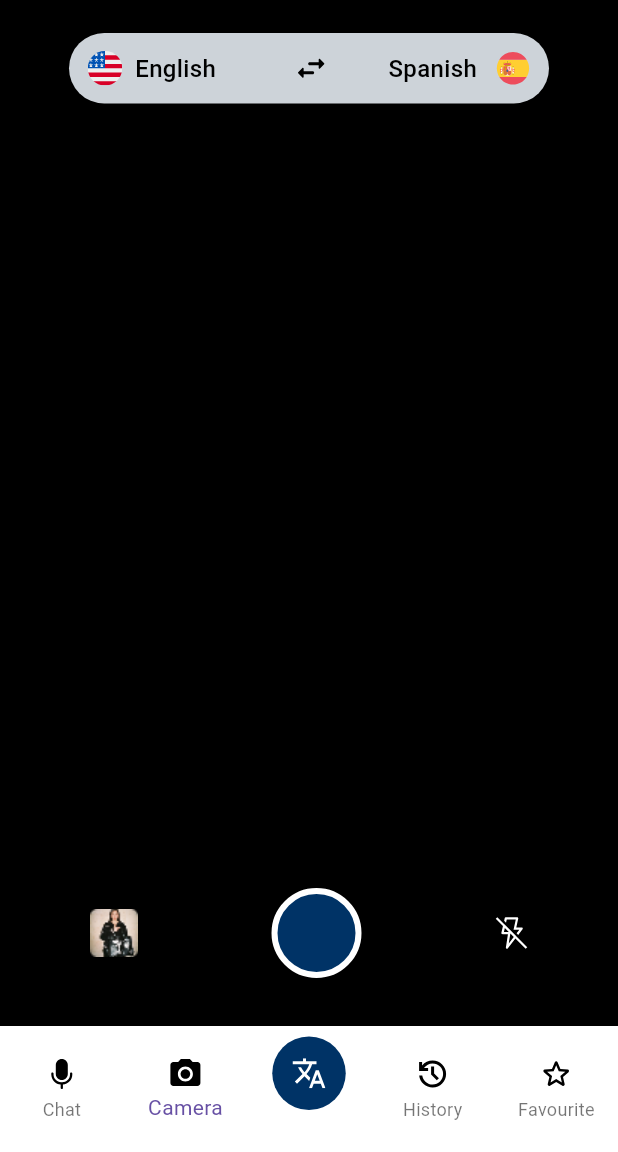
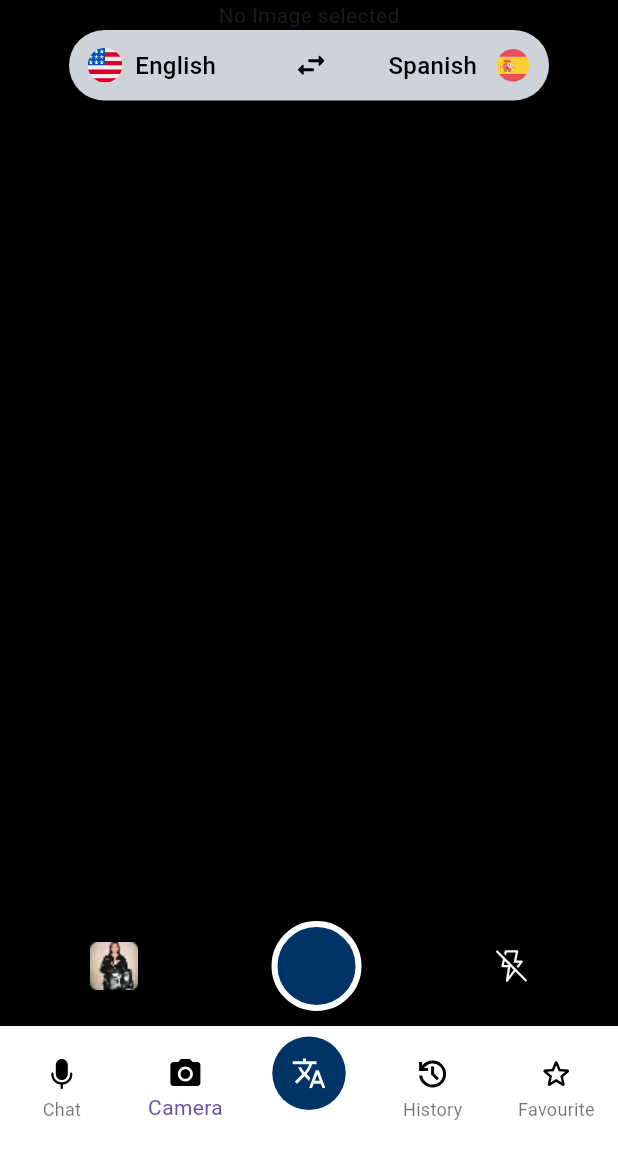
Before and after one commit to DamisolaT/sca-translator-app, a Flutter app: the screen it shows after launch, item 2 of the bottom bar chosen, on a phone screen of 412 x 824 dp, the part 84-1236 px from its top. Run offline on Flutter 3.47's test engine with Material 3 defaults, Android fonts, the phone set to English and light mode, and no system bars; our stand-ins replace flutter_svg, html_unescape, image_picker, speech_to_text; missing offline and left inert: translator; project files that could hold a hidden picture were left out.

Commit message:
feat:camera translation screen captured camera

```diff
--- a/lib/features/screens/camera_translation/camera_translation_screen.dart
+++ b/lib/features/screens/camera_translation/camera_translation_screen.dart
@@ -1,5 +1,8 @@
+import 'dart:io';
+
 import 'package:flutter/material.dart';
 import 'package:flutter_svg/svg.dart';
+import 'package:image_picker/image_picker.dart';
 import 'package:sca_translator_app/core/theme/colors.dart';
 import 'package:sca_translator_app/core/utils/images.dart';
 import 'package:sca_translator_app/features/screens/home/home_screen.dart';
@@ -13,6 +16,20 @@ class CameraTranslationScreen extends StatefulWidget {
 }
 
 class _CameraTranslationScreenState extends State<CameraTranslationScreen> {
+  File? _image;
+  final ImagePicker imagePicker = ImagePicker();
+
+  Future<void> getImage() async {
+    final XFile? image =
+        await imagePicker.pickImage(source: ImageSource.camera);
+
+    if (image != null) {
+      setState(() {
+        _image = File(image.path);
+      });
+    }
+  }
+
   @override
   Widget build(BuildContext context) {
     return Scaffold(
@@ -34,20 +51,24 @@ class _CameraTranslationScreenState extends State<CameraTranslationScreen> {
         ),
       ),
       body: SafeArea(
-            child: Padding(
-          padding: const EdgeInsets.symmetric(vertical: 22.0),
         child: Column(
-            mainAxisAlignment: MainAxisAlignment.spaceBetween,
           children: [
-              EnglishSpanishContainer(englishImage: AppIcons.engLogo, spanishImage: AppIcons.spanLogo,),
+            _image == null ? Text("No Image selected") : Image.file(_image!),
+            EnglishSpanishContainer(
+              englishImage: AppIcons.engLogo,
+              spanishImage: AppIcons.spanLogo,
+            ),
+            Spacer(),
             Padding(
-                padding: const EdgeInsets.symmetric(vertical: 10.0, horizontal: 60.0),
+              padding:
+                  const EdgeInsets.symmetric(vertical: 10.0, horizontal: 60.0),
               child: Row(
                 mainAxisAlignment: MainAxisAlignment.spaceBetween,
                 crossAxisAlignment: CrossAxisAlignment.center,
                 children: [
                   GestureDetector(child: Image.asset(AppImages.previewImg)),
                   GestureDetector(
+                    onTap: getImage,
                     child: Container(
                       width: 60,
                       height: 60,
@@ -66,6 +87,7 @@ class _CameraTranslationScreenState extends State<CameraTranslationScreen> {
             ),
           ],
         ),
-        )));
+      ),
+    );
   }
 }
--- a/pubspec.yaml
+++ b/pubspec.yaml
@@ -41,6 +41,8 @@ dependencies:
   translator: ^1.0.3+1
   http: ^1.3.0
   html_unescape: ^2.0.0
+  path_provider: ^2.1.5
+  image_picker: ^1.1.2
 
 dev_dependencies:
   flutter_test:
```
Also changed, not shown: pubspec.lock, 5 other files. Lines whose indentation alone changed are shown as unchanged.
